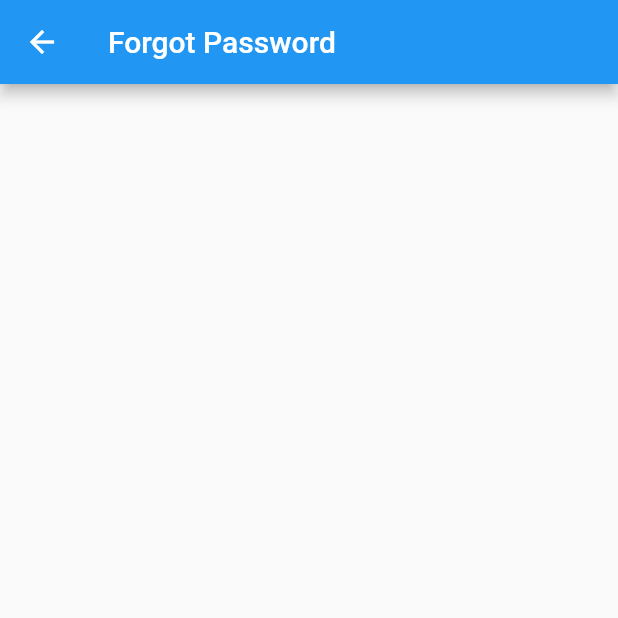
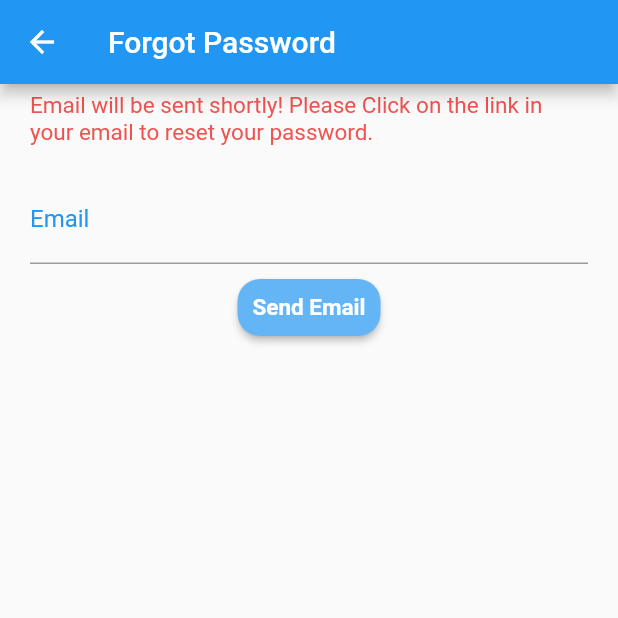
Before and after one commit to nurulakter8/map20-photomemo-app, a Flutter app: the ForgotPasswordScreen screen opened by its route, on a phone screen of 412 x 824 dp, the top half of it. Run offline on Flutter 3.47's test engine with Material 2 defaults, Android fonts, the phone set to English and light mode, and no system bars; our stand-ins replace cached_network_image, cloud_firestore, firebase_auth, firebase_storage, image_picker; missing offline and left inert: firebase_ml_vision; accounts and stored records are empty.

Commit message:
password reset commit

```diff
--- a/lib/screens/forgotPassword_screen.dart
+++ b/lib/screens/forgotPassword_screen.dart
@@ -1,5 +1,7 @@
+import 'package:firebase_auth/firebase_auth.dart';
 import 'package:flutter/cupertino.dart';
 import 'package:flutter/material.dart';
+import 'package:photomemo/screens/views/mydialog.dart';
 
 class ForgotPasswordScreen extends StatefulWidget {
   static const routeName = '/signInScreen/forgotPasswordScreen';
@@ -11,13 +13,111 @@ class ForgotPasswordScreen extends StatefulWidget {
 }
 
 class _ForgotPasswordState extends State<ForgotPasswordScreen> {
+  _Controller con;
+  var formKey = GlobalKey<FormState>(); // form key
+
+  @override
+  void initState() {
+    super.initState();
+    con = _Controller(this);
+  }
+
   @override
   Widget build(BuildContext context) {
     return Scaffold(
       appBar: AppBar(
         title: Text("Forgot Password"),
-
+      ),
+      body: Center(
+        child: Padding(
+          padding: EdgeInsets.only(top: 5, left: 20, right: 20),
+          child: Form(
+            key: formKey,
+            child: Column(
+              children: <Widget>[
+                Text(
+                  'Email will be sent shortly! Please Click on the link in your email to reset your password.',
+                  style: TextStyle(
+                    color: Colors.red[400],
+                    fontSize: 15,
+                  ),
+                ),
+                SizedBox(height: 20),
+                Theme(
+                  data: ThemeData(
+                    hintColor: Colors.blue,
+                  ),
+                  child: TextFormField(
+                    validator: con.validatorEmail,
+                    style: TextStyle(color: Colors.black),
+                    decoration: InputDecoration(
+                      labelText: 'Email',
+                    ),
+                    keyboardType: TextInputType.emailAddress,
+                    autocorrect: false,
+                  ),
+                ),
+                Padding(
+                  padding: EdgeInsets.only(top: 5, left: 20, right: 20),
+                  child: RaisedButton(
+                    onPressed: con.sendEmail,
+                    shape: RoundedRectangleBorder(
+                      borderRadius: BorderRadius.circular(15),
+                    ),
+                    color: Colors.blue[300],
+                    child: Text(
+                      'Send Email',
+                      style: TextStyle(
+                        color: Colors.white,
+                        fontWeight: FontWeight.bold,
+                        fontSize: 15,
+                      ),
+                    ),
+                    padding: EdgeInsets.all(10),
+                  ),
+                ),
+              ],
+            ),
+          ),
+        ),
       ),
     );
   }
 }
+
+class _Controller {
+  _ForgotPasswordState _state;
+  _Controller(this._state);
+  String email;
+
+  String validatorEmail(String value) {
+    if (value.isEmpty || !value.contains('@') || !value.contains('.')) {
+      return 'Invalid/Please Enter correct email address!';
+    } else {
+      email = value;
+    }
+    return null;
+  }
+
+  Future<void> sendEmail() async {
+    try {
+      if (_state.formKey.currentState.validate()) {
+        FirebaseAuth.instance.sendPasswordResetEmail(email: email).then(
+              (value) => MyDialog.info(
+                context: _state.context,
+                title: 'Email Sent!!',
+                content: 'Please check your email. Thank you!',
+              ),
+            );
+        //print('Email Sent! Please check your email')
+      }
+    } catch (e) {
+      MyDialog.info(
+        context: _state.context,
+        title: 'Error sending email',
+        content: e.message ?? e.toString(),
+      );
+      return;
+    }
+  }
+}
```
